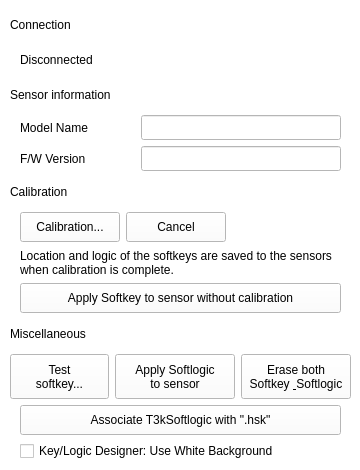
First picture: the form in T3kSoftlogic/TabCalibrationWidget.ui, repository habilience/habilience-t3ksensor-tools, before the edit.
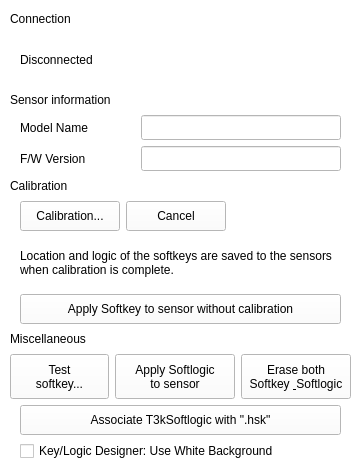
Second picture: the form after the edit. Custom widgets are drawn as their Qt base class.

Patch:
```diff
--- a/T3kSoftlogic/TabCalibrationWidget.ui
+++ b/T3kSoftlogic/TabCalibrationWidget.ui
@@ -455,6 +455,12 @@
         <height>18</height>
        </size>
       </property>
+      <property name="maximumSize">
+       <size>
+        <width>16777215</width>
+        <height>18</height>
+       </size>
+      </property>
       <property name="text">
        <string>Connection</string>
       </property>
@@ -507,6 +513,12 @@
         <height>18</height>
        </size>
       </property>
+      <property name="maximumSize">
+       <size>
+        <width>16777215</width>
+        <height>18</height>
+       </size>
+      </property>
       <property name="text">
        <string>Sensor information</string>
       </property>
@@ -610,6 +622,12 @@
         <height>18</height>
        </size>
       </property>
+      <property name="maximumSize">
+       <size>
+        <width>16777215</width>
+        <height>18</height>
+       </size>
+      </property>
       <property name="text">
        <string>Calibration</string>
       </property>
@@ -730,6 +748,12 @@
         <height>18</height>
        </size>
       </property>
+      <property name="maximumSize">
+       <size>
+        <width>16777215</width>
+        <height>18</height>
+       </size>
+      </property>
       <property name="text">
        <string>Miscellaneous</string>
       </property>
```
